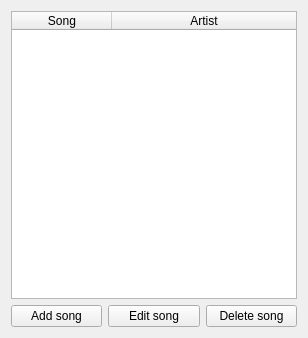
Above: app/resources/modules/karaoke/options.ui from xerp/projections before the change. Below: the same form after it.
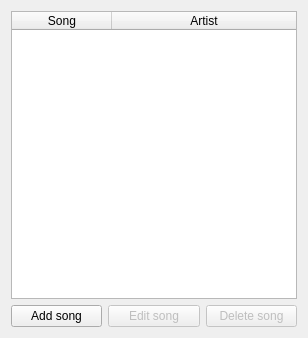
That is the form after the change. Icons and pictures are not drawn.

The edit to the form file:
```diff
--- a/app/resources/modules/karaoke/options.ui
+++ b/app/resources/modules/karaoke/options.ui
@@ -57,6 +57,9 @@
        </item>
        <item>
         <widget class="QPushButton" name="cmdEditSong">
+         <property name="enabled">
+          <bool>false</bool>
+         </property>
          <property name="text">
           <string>Edit song</string>
          </property>
@@ -68,6 +71,9 @@
        </item>
        <item>
         <widget class="QPushButton" name="cmdDeleteSong">
+         <property name="enabled">
+          <bool>false</bool>
+         </property>
          <property name="text">
           <string>Delete song</string>
          </property>
```
